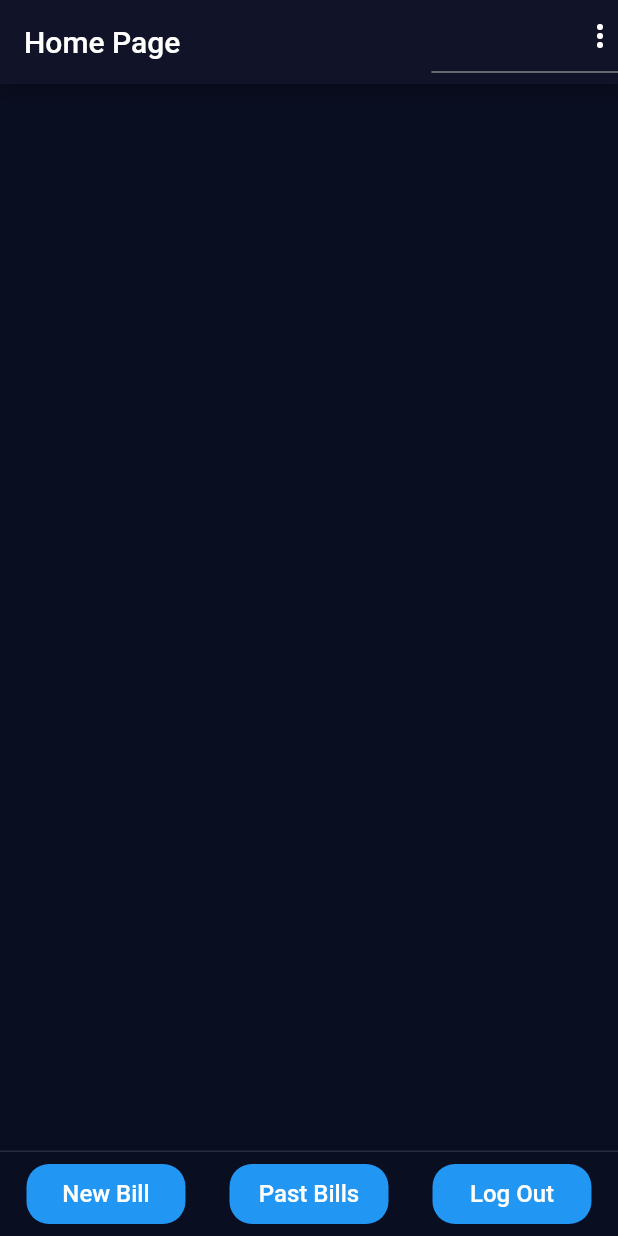
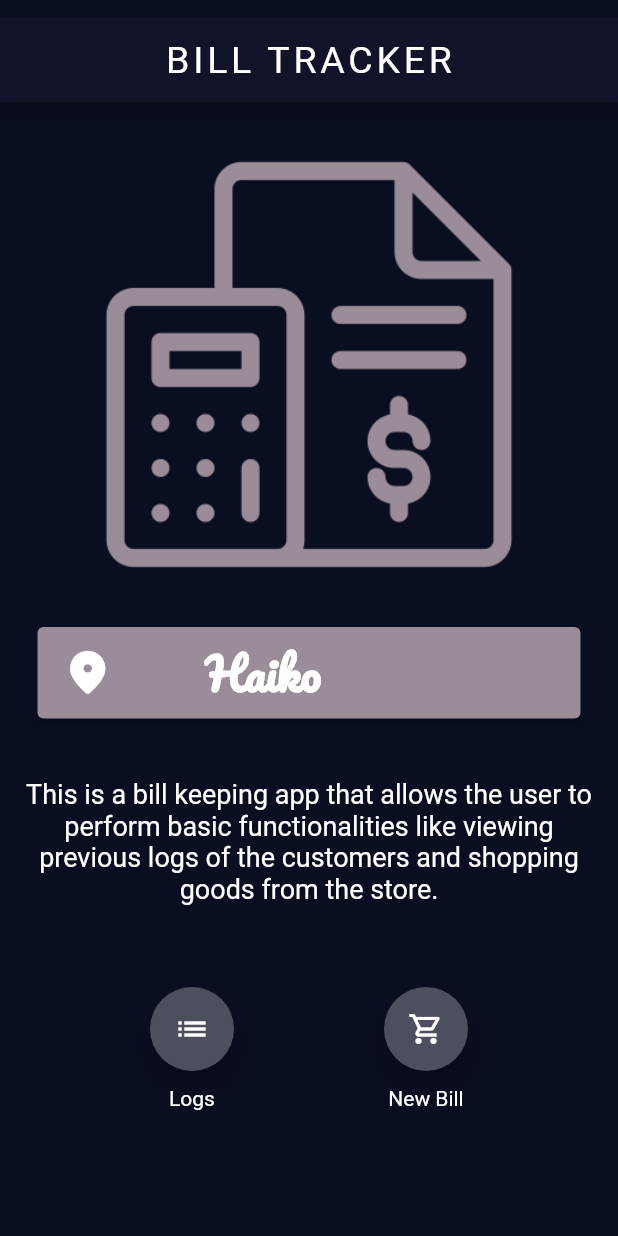
Before and after one commit to sanjeetnaik/bill-tracker, a Flutter app: the screen it shows once a user with an empty profile is signed in, on a phone screen of 412 x 824 dp. Run offline on Flutter 3.47's test engine with Material 2 defaults, Android fonts, the phone set to English and light mode, and no system bars; our stand-ins replace cloud_firestore, firebase_auth; accounts and stored records are empty.

Commit message:
bill-tracker

```diff
--- /dev/null
+++ b/lib/constants.dart
@@ -0,0 +1,20 @@
+import 'package:flutter/material.dart';
+
+const kNavBarColor = Color(0xFF1D1E33);
+const kPrimaryColor = Color(0xFF111328);
+const kCardColor = Color(0xFF9a8c98);
+
+const kTitleTextStyle = TextStyle(
+  letterSpacing: 2.5,
+  fontSize: 25.0,
+);
+
+const kCursiveStyle = TextStyle(
+  fontSize: 30.0,
+  fontFamily: 'Pacifico',
+  fontWeight: FontWeight.bold,
+);
+
+const kParagraphTextStyle = TextStyle(fontSize: 18.0, fontFamily: 'Roboto');
+
+const kGridTextStyle = TextStyle(fontSize: 15.0, fontFamily: 'Roboto');
--- /dev/null
+++ b/lib/home.dart
@@ -0,0 +1,157 @@
+import 'package:bill_tracker/get_data.dart';
+import 'package:bill_tracker/logs.dart';
+import 'package:bill_tracker/screens/input_screen.dart';
+import 'package:firebase_auth/firebase_auth.dart';
+import 'package:flutter/cupertino.dart';
+import 'package:flutter/material.dart';
+import 'constants.dart';
+import 'mamba_components/round_icon_button.dart';
+import 'logs.dart';
+
+void main() => runApp(Home());
+
+class Home extends StatefulWidget {
+  @override
+  _HomeState createState() => _HomeState();
+}
+
+String storeName;
+
+class _HomeState extends State<Home> {
+  @override
+  Widget build(BuildContext context) {
+    return SafeArea(
+      child: Scaffold(
+        appBar: PreferredSize(
+          preferredSize: Size.fromHeight(80),
+          child: Column(
+            mainAxisAlignment: MainAxisAlignment.center,
+            children: [
+              AppBar(
+                title: Center(
+                  child: Text(
+                    'BILL TRACKER',
+                    style: kTitleTextStyle,
+                  ),
+                ),
+              ),
+            ],
+          ),
+        ),
+        body: SingleChildScrollView(
+          child: Column(
+            // mainAxisAlignment: MainAxisAlignment.center,
+            children: [
+              SizedBox(
+                height: 13.0,
+              ),
+              Container(
+                child: Image.asset(
+                  'images/bill1.png',
+                  width: 300.0,
+                  color: Color(0xFF9a8c98),
+                ),
+              ),
+              SizedBox(
+                height: 15.0,
+              ),
+              Card(
+                color: Color(0xFF9a8c98),
+                margin: EdgeInsets.symmetric(vertical: 10.0, horizontal: 25.0),
+                child: ListTile(
+                  leading: Icon(
+                    Icons.location_on_rounded,
+                    color: Colors.white,
+                    size: 35.0,
+                  ),
+                  title: Padding(
+                    padding: const EdgeInsets.only(left: 40.0),
+                    child: Text(
+                      'Haiko',
+                      style: kCursiveStyle,
+                    ),
+                  ),
+                ),
+              ),
+              SizedBox(
+                height: 25.0,
+              ),
+              Container(
+                  child: Center(
+                    child: Text(
+                      'This is a bill keeping app that allows the user to perform basic functionalities like viewing previous logs of the customers and shopping goods from the store.',
+                      textAlign: TextAlign.center,
+                      style: kParagraphTextStyle,
+                    ),
+                  ),
+                  margin: EdgeInsets.fromLTRB(10.0, 5.0, 10.0, 20.0)),
+              SizedBox(
+                height: 35.0,
+              ),
+              Row(
+                mainAxisAlignment: MainAxisAlignment.spaceEvenly,
+                children: [
+                  Column(
+                    mainAxisAlignment: MainAxisAlignment.spaceEvenly,
+                    children: [
+                      RoundIconButton(
+                          icon: Icons.list,
+                          onPressed: () async {
+                            var user =
+                                await FirebaseAuth.instance.currentUser();
+                            var uid = user.uid;
+                            Navigator.push(
+                              context,
+                              MaterialPageRoute(
+                                  builder: (context) => ReadData(
+                                        uid: uid,
+                                      )),
+                            );
+                            // Navigator.push(
+                            //   context,
+                            //   MaterialPageRoute(
+                            //     builder: (context) {
+                            //       return Logs();
+                            //     },
+                            //   ),
+                            // );
+                          }),
+                      SizedBox(
+                        height: 10.0,
+                      ),
+                      Text('Logs'),
+                    ],
+                  ),
+                  Column(
+                    children: [
+                      RoundIconButton(
+                        icon: Icons.shopping_cart_outlined,
+                        onPressed: () {
+                          Navigator.push(
+                            context,
+                            MaterialPageRoute(
+                              builder: (context) => InputScreen(
+                                isadd: true,
+                              ),
+                            ),
+                          );
+                        },
+                      ),
+                      SizedBox(
+                        height: 10.0,
+                      ),
+                      Text('New Bill'),
+                    ],
+                  )
+                ],
+              ),
+              SizedBox(
+                height: 30,
+              ),
+            ],
+          ),
+        ),
+      ),
+    );
+  }
+}
--- a/lib/main.dart
+++ b/lib/main.dart
@@ -1,3 +1,4 @@
+import 'package:bill_tracker/home.dart';
 import 'package:bill_tracker/screens/homepage.dart';
 import 'package:bill_tracker/screens/input_screen.dart';
 import 'package:flutter/material.dart';
@@ -21,7 +22,7 @@ class MyApp extends StatelessWidget {
         stream: FirebaseAuth.instance.onAuthStateChanged,
         builder: (ctx, userSnapshot) {
           if (userSnapshot.hasData) {
-            return HomePage();
+            return Home();
           } else {
             return AuthScreen();
           }
--- a/lib/mamba/bill.dart
+++ b/lib/mamba/bill.dart
@@ -1,6 +1,8 @@
+import 'package:firebase_auth/firebase_auth.dart';
 import 'package:flutter/material.dart';
 import 'package:bill_tracker/mamba_components/reuseable_card_bill.dart';
 import 'package:bill_tracker/mamba_components/bottom_button.dart';
+import 'package:cloud_firestore/cloud_firestore.dart';
 
 class Bill extends StatelessWidget {
   double _amount = 0;
@@ -29,11 +31,20 @@ class Bill extends StatelessWidget {
     return _amount.toStringAsFixed(2);
   }
 
+  Future pushme() async {
+    var user = await FirebaseAuth.instance.currentUser();
+    var uid = user.uid;
+    String d = getFinalAmount();
+    return d;
+  }
+
   @override
   Widget build(BuildContext context) {
     var a = getAmountWithoutGst();
     var b = getGst();
     var c = getFinalAmount();
+    pushme();
+
     var widget = Container(
       child: Padding(
         padding: const EdgeInsets.symmetric(horizontal: 8.0),
@@ -125,7 +136,7 @@ class Bill extends StatelessWidget {
               width: 150,
               child: FlatButton(
                 onPressed: () {
-                  Navigator.pop(context, '1');
+                  Navigator.pop(context, c);
                 },
                 child: Text(
                   'Confirm Bill',
```
Also changed, not shown: lib/get_data.dart (+40 -25 lines), lib/logs.dart (added, +170 -0 lines), lib/screens/input_screen.dart (+15 -12 lines), pubspec.yaml (+9 -29 lines), fonts/Pacifico-Regular.ttf (added), fonts/Roboto-Regular.ttf (added), images/bill1.png (added).
